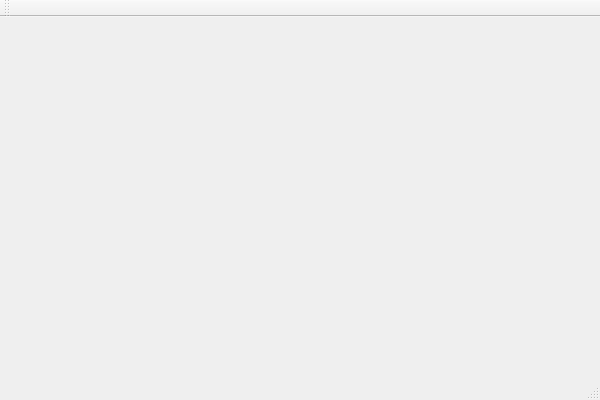
Before: the Qt Designer form PongClient/mainwindow.ui in luisaras/LAN-Pong, drawn with Qt 5.
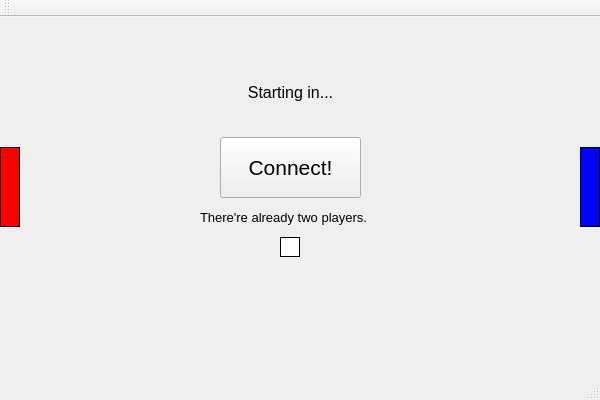
After: the same form once the commit is applied.

```diff
--- a/PongClient/mainwindow.ui
+++ b/PongClient/mainwindow.ui
@@ -25,7 +25,125 @@
   <property name="windowTitle">
    <string>MainWindow</string>
   </property>
-  <widget class="QWidget" name="centralWidget"/>
+  <widget class="QWidget" name="centralWidget">
+   <widget class="QPushButton" name="connectButton">
+    <property name="geometry">
+     <rect>
+      <x>220</x>
+      <y>120</y>
+      <width>141</width>
+      <height>61</height>
+     </rect>
+    </property>
+    <property name="font">
+     <font>
+      <pointsize>16</pointsize>
+     </font>
+    </property>
+    <property name="text">
+     <string>Connect!</string>
+    </property>
+   </widget>
+   <widget class="QLabel" name="fullWarning">
+    <property name="geometry">
+     <rect>
+      <x>200</x>
+      <y>190</y>
+      <width>181</width>
+      <height>21</height>
+     </rect>
+    </property>
+    <property name="font">
+     <font>
+      <pointsize>10</pointsize>
+     </font>
+    </property>
+    <property name="text">
+     <string>There're already two players.</string>
+    </property>
+   </widget>
+   <widget class="QLabel" name="player1">
+    <property name="geometry">
+     <rect>
+      <x>0</x>
+      <y>130</y>
+      <width>20</width>
+      <height>80</height>
+     </rect>
+    </property>
+    <property name="styleSheet">
+     <string notr="true">border: 1px solid black;
+background-color: red</string>
+    </property>
+    <property name="text">
+     <string/>
+    </property>
+   </widget>
+   <widget class="QLabel" name="player2">
+    <property name="geometry">
+     <rect>
+      <x>580</x>
+      <y>130</y>
+      <width>20</width>
+      <height>80</height>
+     </rect>
+    </property>
+    <property name="styleSheet">
+     <string notr="true">border: 1px solid black;
+background-color: blue</string>
+    </property>
+    <property name="text">
+     <string/>
+    </property>
+   </widget>
+   <widget class="QLabel" name="startText">
+    <property name="geometry">
+     <rect>
+      <x>230</x>
+      <y>60</y>
+      <width>121</width>
+      <height>31</height>
+     </rect>
+    </property>
+    <property name="font">
+     <font>
+      <pointsize>12</pointsize>
+     </font>
+    </property>
+    <property name="styleSheet">
+     <string notr="true">text-size: 16;</string>
+    </property>
+    <property name="lineWidth">
+     <number>2</number>
+    </property>
+    <property name="text">
+     <string>Starting in...</string>
+    </property>
+    <property name="alignment">
+     <set>Qt::AlignCenter</set>
+    </property>
+   </widget>
+   <widget class="QLabel" name="ball">
+    <property name="geometry">
+     <rect>
+      <x>280</x>
+      <y>220</y>
+      <width>20</width>
+      <height>20</height>
+     </rect>
+    </property>
+    <property name="styleSheet">
+     <string notr="true">border: 1px solid black;
+background-color: white</string>
+    </property>
+    <property name="frameShape">
+     <enum>QFrame::Box</enum>
+    </property>
+    <property name="text">
+     <string/>
+    </property>
+   </widget>
+  </widget>
   <widget class="QMenuBar" name="menuBar">
    <property name="geometry">
     <rect>
```
